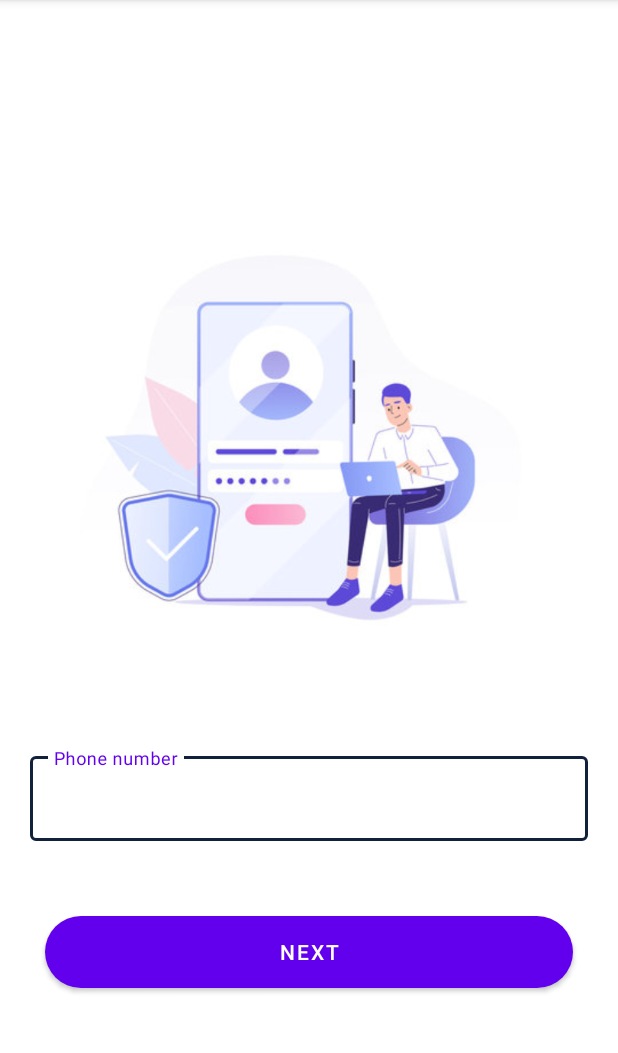
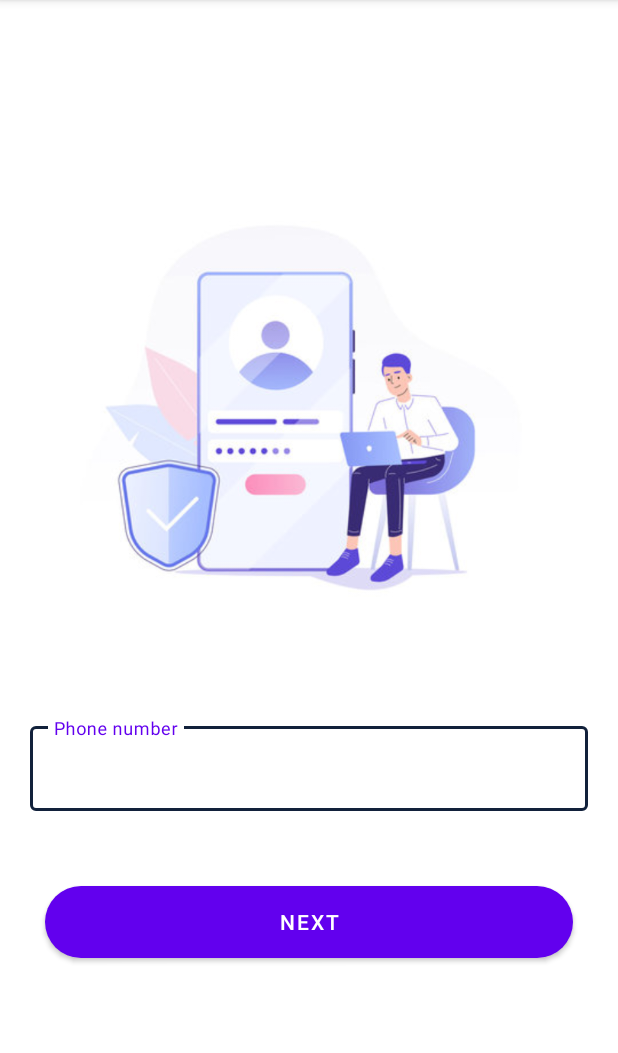
Before and after one commit to Blindwhisky27/gorserivce-android, an Android app: the screen it shows after launch (AuthenticationActivity), on a phone screen of 412 x 824 dp, the part 84-1137 px from its top. Run offline under Robolectric (Android 15) with nearby library versions, the phone set to English and light mode, and no system bars.

Commit message:
Implemented Login UI and added require resources

```diff
--- a/app/src/main/res/drawable-v24/theme_button.xml
+++ b/app/src/main/res/drawable-v24/theme_button.xml
@@ -1,6 +1,6 @@
 <?xml version="1.0" encoding="utf-8"?>
 <shape xmlns:android="http://schemas.android.com/apk/res/android"
     android:shape="rectangle">
-    <solid android:color="#12213b" />
+    <solid android:color="#091935" />
     <corners android:radius="30dp" />
 </shape>
--- a/app/src/main/res/layout/activity_authentication.xml
+++ b/app/src/main/res/layout/activity_authentication.xml
@@ -10,10 +10,9 @@
 
     <ImageView
         android:id="@+id/logo"
-        android:contentDescription="@string/user_login_image"
         android:layout_width="wrap_content"
         android:layout_height="wrap_content"
-        android:layout_marginTop="40dp"
+        android:contentDescription="@string/user_login_image"
         android:src="@drawable/login_image" />
 
     <com.google.android.material.textfield.TextInputLayout
@@ -34,8 +33,6 @@
     </com.google.android.material.textfield.TextInputLayout>
 
 
-
-
     <Button
         android:id="@+id/nextButton"
         android:layout_width="match_parent"
```
